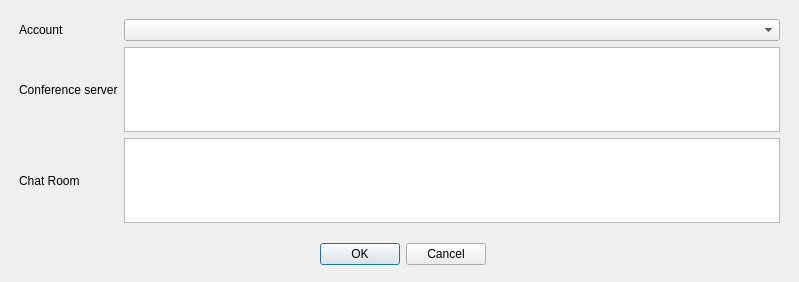
First picture: the form in Mirabeau/ui/settings.ui, repository me-minus/coherence, before the edit.
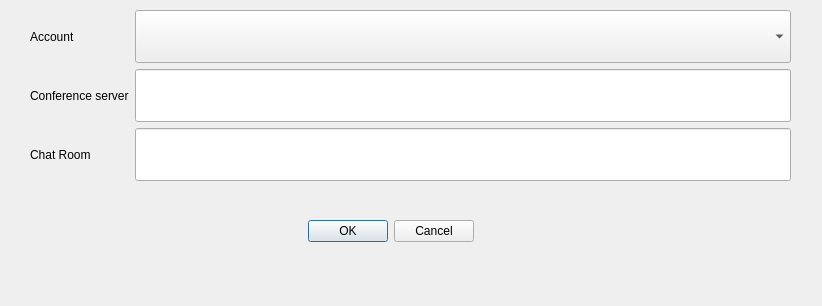
Second picture: the form after the edit.

Commit message: mirabeau UI widgets arrangements

What changed in the file:
```diff
--- a/Mirabeau/ui/settings.ui
+++ b/Mirabeau/ui/settings.ui
@@ -6,8 +6,8 @@
    <rect>
     <x>0</x>
     <y>0</y>
-    <width>799</width>
-    <height>282</height>
+    <width>822</width>
+    <height>306</height>
    </rect>
   </property>
   <property name="windowTitle">
@@ -16,38 +16,60 @@
   <widget class="QDialogButtonBox" name="buttonBox">
    <property name="geometry">
     <rect>
-     <x>310</x>
-     <y>240</y>
-     <width>176</width>
-     <height>28</height>
+     <x>220</x>
+     <y>201</y>
+     <width>341</width>
+     <height>61</height>
     </rect>
    </property>
+   <property name="sizePolicy">
+    <sizepolicy hsizetype="Expanding" vsizetype="Expanding">
+     <horstretch>0</horstretch>
+     <verstretch>0</verstretch>
+    </sizepolicy>
+   </property>
    <property name="orientation">
     <enum>Qt::Horizontal</enum>
    </property>
    <property name="standardButtons">
     <set>QDialogButtonBox::Cancel|QDialogButtonBox::Ok</set>
    </property>
+   <property name="centerButtons">
+    <bool>true</bool>
+   </property>
   </widget>
   <widget class="QWidget" name="gridLayoutWidget">
    <property name="geometry">
     <rect>
-     <x>19</x>
-     <y>19</y>
+     <x>30</x>
+     <y>10</y>
      <width>761</width>
-     <height>204</height>
+     <height>171</height>
     </rect>
    </property>
    <layout class="QGridLayout" name="gridLayout">
-    <item row="1" column="0">
+    <item row="2" column="0">
      <widget class="QLabel" name="label">
+      <property name="sizePolicy">
+       <sizepolicy hsizetype="Preferred" vsizetype="Preferred">
+        <horstretch>0</horstretch>
+        <verstretch>0</verstretch>
+       </sizepolicy>
+      </property>
       <property name="text">
        <string>Conference server</string>
       </property>
      </widget>
     </item>
     <item row="0" column="1">
-     <widget class="QComboBox" name="accountsBox"/>
+     <widget class="QComboBox" name="accountsBox">
+      <property name="sizePolicy">
+       <sizepolicy hsizetype="Preferred" vsizetype="Expanding">
+        <horstretch>0</horstretch>
+        <verstretch>0</verstretch>
+       </sizepolicy>
+      </property>
+     </widget>
     </item>
     <item row="0" column="0">
      <widget class="QLabel" name="label_3">
@@ -56,18 +78,38 @@
       </property>
      </widget>
     </item>
-    <item row="2" column="0">
+    <item row="3" column="0">
      <widget class="QLabel" name="label_2">
+      <property name="sizePolicy">
+       <sizepolicy hsizetype="Preferred" vsizetype="Preferred">
+        <horstretch>0</horstretch>
+        <verstretch>0</verstretch>
+       </sizepolicy>
+      </property>
       <property name="text">
        <string>Chat Room</string>
       </property>
      </widget>
     </item>
     <item row="2" column="1">
-     <widget class="QPlainTextEdit" name="chatRoomTextEdit"/>
+     <widget class="QLineEdit" name="confServerTextEdit">
+      <property name="sizePolicy">
+       <sizepolicy hsizetype="Expanding" vsizetype="Expanding">
+        <horstretch>0</horstretch>
+        <verstretch>0</verstretch>
+       </sizepolicy>
+      </property>
+     </widget>
     </item>
-    <item row="1" column="1">
-     <widget class="QPlainTextEdit" name="confServerTextEdit"/>
+    <item row="3" column="1">
+     <widget class="QLineEdit" name="chatRoomTextEdit">
+      <property name="sizePolicy">
+       <sizepolicy hsizetype="Expanding" vsizetype="Expanding">
+        <horstretch>0</horstretch>
+        <verstretch>0</verstretch>
+       </sizepolicy>
+      </property>
+     </widget>
     </item>
    </layout>
   </widget>
```
Left out of the diff: 10 changed lines with no effect on the pictures. The commit also changes 2 other files.
